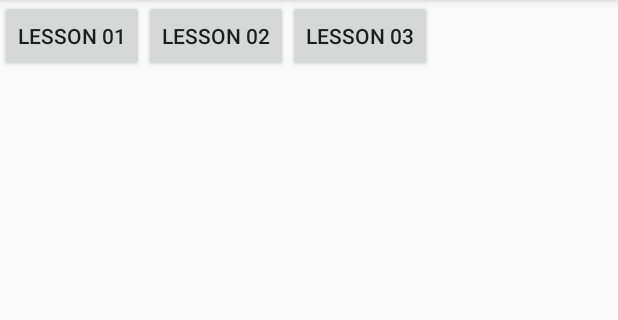
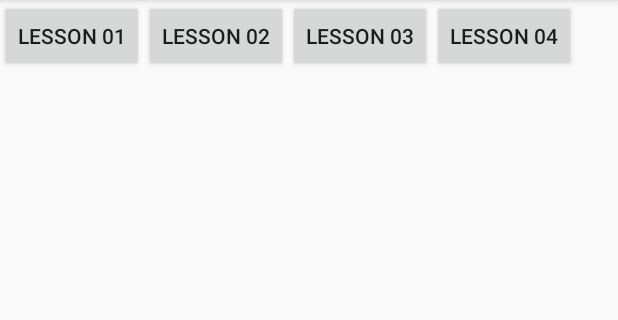
Before and after one commit to kae0123/pepper_training, an Android app: the screen it shows after launch (MenuActivity), on a phone screen of 412 x 824 dp, the part 84-404 px from its top. Run offline under Robolectric (Android 15) with nearby library versions, the phone set to English and light mode, and no system bars.

Commit message:
add lesson04

```diff
--- a/app/src/main/res/layout/activity_menu.xml
+++ b/app/src/main/res/layout/activity_menu.xml
@@ -30,4 +30,12 @@
     app:layout_constraintLeft_toRightOf="@id/btn_lesson_02"
     app:layout_constraintTop_toTopOf="parent" />
 
+<Button
+    android:id="@+id/btn_lesson_04"
+    android:layout_width="wrap_content"
+    android:layout_height="wrap_content"
+    android:text="Lesson 04"
+    app:layout_constraintLeft_toRightOf="@id/btn_lesson_03"
+    app:layout_constraintTop_toTopOf="parent" />
+
 </android.support.constraint.ConstraintLayout>
```
Also changed, not shown: app/src/main/java/com/example/zhangjiaying/pepper_training/Lesson04Activity.java (added, +88 -0 lines), 1 other file.
